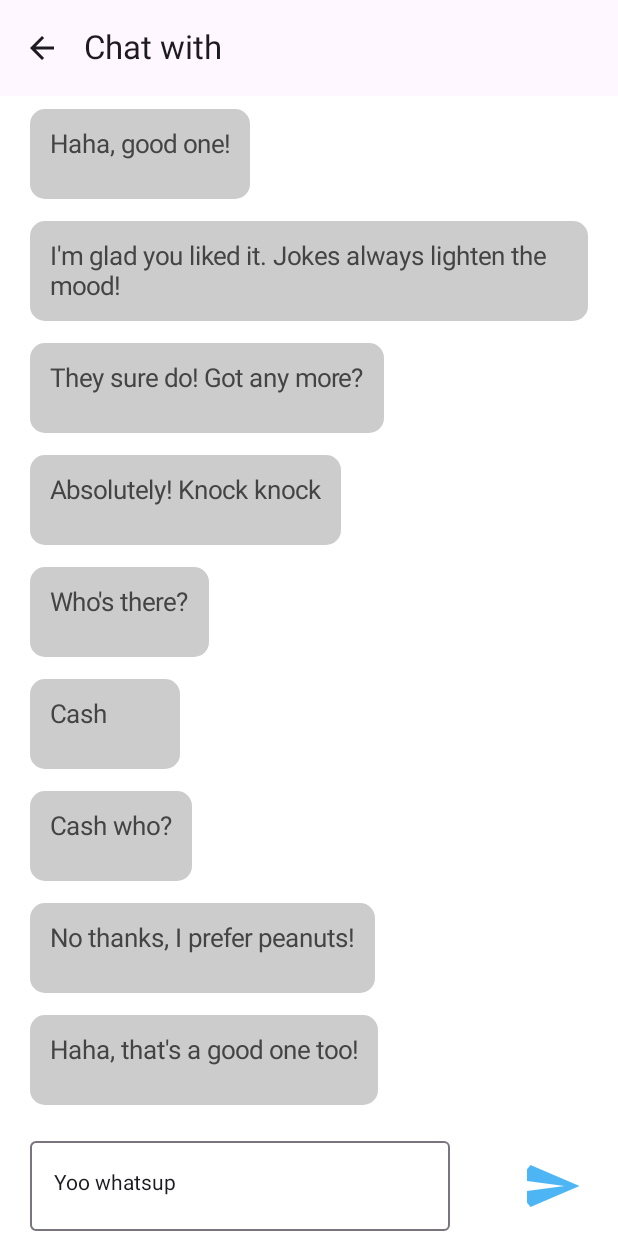
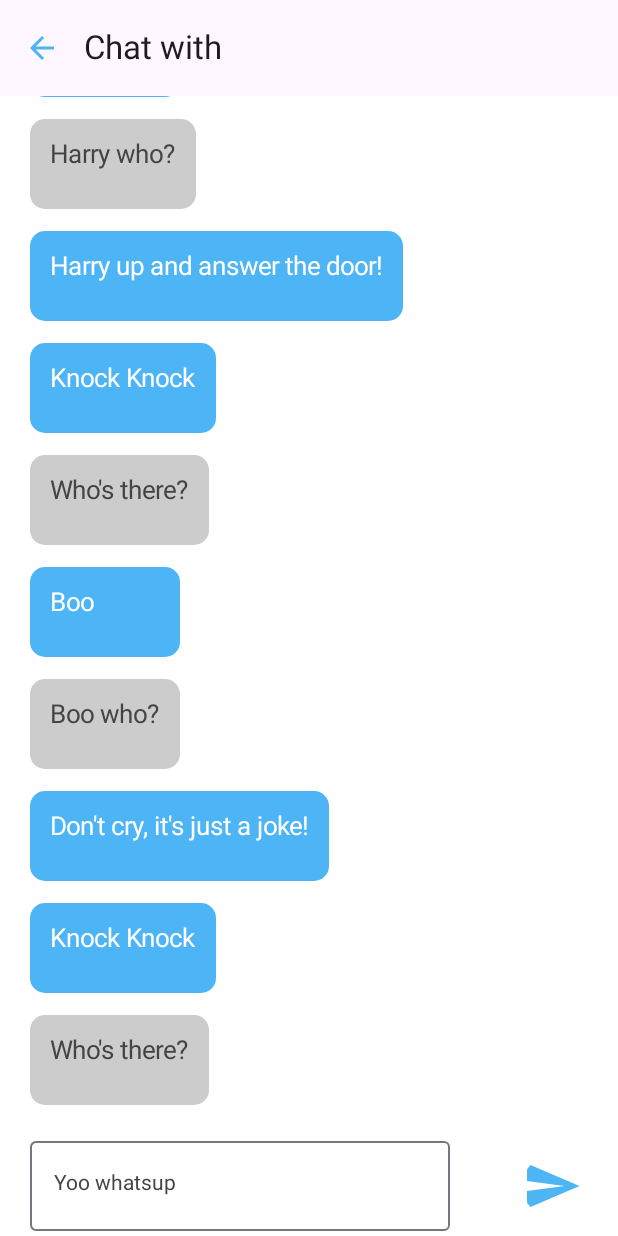
Before and after one commit to marknjoroge/BluetoothChatApp, an Android app built with Jetpack Compose: the @Preview function Preview, on a phone screen of 412 x 824 dp. Run offline under Robolectric (Android 15) with nearby library versions, the phone set to English and light mode, and no system bars.

Commit message:
works alright

```diff
--- a/app/src/main/java/com/example/bluetoothchatapp/ChatActivity.kt
+++ b/app/src/main/java/com/example/bluetoothchatapp/ChatActivity.kt
@@ -12,21 +12,54 @@ import androidx.annotation.RequiresApi
 import java.time.LocalTime
 import java.time.format.DateTimeFormatter
 
+@RequiresApi(Build.VERSION_CODES.O)
 class ChatActivity(theirMacAddress: String, context: Context) {
 
     private var localContext: Context? = null
-    private var macAddress: String = ""
-    var messages = HashMap<String, String>()
+
+    private var myMacAddress: String = ""
+    private var theirMacAddress: String = ""
+
+    var messages = ArrayList<String>()
     var bluetoothAdapter: BluetoothAdapter? = null
 
     private var btService: BTService? = null
 
+
+    fun populateMessages() {
+        messages.add("20:A4:F6:EA · Knock Knock")
+        messages.add("34:34:5D:A3 · Who's there?")
+        messages.add("20:A4:F6:EA · Amos")
+        messages.add("34:34:5D:A3 · Amos who?")
+        messages.add("20:A4:F6:EA · A mosquito bit me!")
+        messages.add("20:A4:F6:EA · Knock Knock")
+        messages.add("34:34:5D:A3 · Who's there?")
+        messages.add("20:A4:F6:EA · Olive")
+        messages.add("34:34:5D:A3 · Olive who?")
+        messages.add("20:A4:F6:EA · Olive you and I miss you!")
+        messages.add("20:A4:F6:EA · Knock Knock")
+        messages.add("34:34:5D:A3 · Who's there?")
+        messages.add("20:A4:F6:EA · Harry")
+        messages.add("34:34:5D:A3 · Harry who?")
+        messages.add("20:A4:F6:EA · Harry up and answer the door!")
+        messages.add("20:A4:F6:EA · Knock Knock")
+        messages.add("34:34:5D:A3 · Who's there?")
+        messages.add("20:A4:F6:EA · Boo")
+        messages.add("34:34:5D:A3 · Boo who?")
+        messages.add("20:A4:F6:EA · Don't cry, it's just a joke!")
+        messages.add("20:A4:F6:EA · Knock Knock")
+        messages.add("34:34:5D:A3 · Who's there?")
+    }
+
+    @RequiresApi(Build.VERSION_CODES.O)
     val handler = Handler(Handler.Callback { msg ->
         // Handle messages received from the service
         when (msg.what) {
             MESSAGE_READ -> {
                 // Process the received data
                 val data = msg.obj as ByteArray
+
+                addText(data.toString())
                 // Update UI with received data
             }
             MESSAGE_WRITE -> {
@@ -44,7 +77,7 @@ class ChatActivity(theirMacAddress: String, context: Context) {
     init {
         btService = BTService(handler)
         localContext = context
-        macAddress = theirMacAddress
+        this.theirMacAddress = theirMacAddress
         btService = BTService(handler)
 
         btService
@@ -60,12 +93,12 @@ class ChatActivity(theirMacAddress: String, context: Context) {
     @RequiresApi(Build.VERSION_CODES.O)
     fun sendText(text: String) {
         addText(text)
-
+        btService?.ConnectedThread()!!.write(text.toByteArray())
     }
 
     @RequiresApi(Build.VERSION_CODES.O)
-    fun addText(text: String) {
-        messages[getTime().toString()] = "$macAddress · $text"
+    fun addText(text: String, macAddress: String = myMacAddress) {
+        messages.add("$macAddress · $text")
     }
 
 //    fun sendDataOverBluetooth(deviceAddress: String, data: String) {
--- a/app/src/main/java/com/example/bluetoothchatapp/ChatPage.kt
+++ b/app/src/main/java/com/example/bluetoothchatapp/ChatPage.kt
@@ -1,8 +1,9 @@
 package com.example.bluetoothchatapp
 
+import android.content.Context
 import android.os.Build
+import android.util.Log
 import androidx.annotation.RequiresApi
-import androidx.compose.foundation.ScrollState
 import androidx.compose.foundation.background
 import androidx.compose.foundation.layout.Arrangement
 import androidx.compose.foundation.layout.Box
@@ -18,7 +19,6 @@ import androidx.compose.foundation.lazy.LazyColumn
 import androidx.compose.foundation.lazy.items
 import androidx.compose.foundation.lazy.rememberLazyListState
 import androidx.compose.foundation.shape.RoundedCornerShape
-import androidx.compose.foundation.verticalScroll
 import androidx.compose.material.icons.Icons
 import androidx.compose.material.icons.filled.ArrowBack
 import androidx.compose.material.icons.filled.Send
@@ -29,6 +29,8 @@ import androidx.compose.material3.OutlinedTextField
 import androidx.compose.material3.Scaffold
 import androidx.compose.material3.Text
 import androidx.compose.material3.TopAppBar
+import androidx.compose.material3.TopAppBarColors
+import androidx.compose.material3.TopAppBarScrollBehavior
 import androidx.compose.runtime.Composable
 import androidx.compose.runtime.LaunchedEffect
 import androidx.compose.runtime.getValue
@@ -40,7 +42,7 @@ import androidx.compose.ui.Modifier
 import androidx.compose.ui.draw.clip
 import androidx.compose.ui.graphics.Color
 import androidx.compose.ui.platform.LocalContext
-import androidx.compose.ui.text.font.FontWeight
+import androidx.compose.ui.text.TextStyle
 import androidx.compose.ui.tooling.preview.Preview
 import androidx.compose.ui.unit.dp
 import androidx.compose.ui.unit.sp
@@ -50,47 +52,37 @@ import com.example.bluetoothchatapp.ui.theme.myTextColor
 import com.example.bluetoothchatapp.ui.theme.theirBubbleColor
 import com.example.bluetoothchatapp.ui.theme.theirTextColor
 
-var myAddress = "foo"
-var messages: ArrayList<String> = ArrayList()
-
-fun populateMessages() {
-    messages.add("Knock knock")
-    messages.add("Who's there?")
-    messages.add("Boo")
-    messages.add("Boo who?")
-    messages.add("Don't cry, it's just a joke!")
-    messages.add("Haha, got me there!")
-    messages.add("Glad you liked it!")
-    messages.add("Do you have another one?")
-    messages.add("Sure! Knock knock")
-    messages.add("Who's there?")
-    messages.add("Lettuce")
-    messages.add("Lettuce who?")
-    messages.add("Lettuce in, it's freezing out here!")
-    messages.add("Haha, good one!")
-    messages.add("I'm glad you liked it. Jokes always lighten the mood!")
-    messages.add("They sure do! Got any more?")
-    messages.add("Absolutely! Knock knock")
-    messages.add("Who's there?")
-    messages.add("Cash")
-    messages.add("Cash who?")
-    messages.add("No thanks, I prefer peanuts!")
-    messages.add("Haha, that's a good one too!")
-}
+var myAddress = "20:A4:F6:EA"
 
 @RequiresApi(Build.VERSION_CODES.O)
 @OptIn(ExperimentalMaterial3Api::class)
 @Composable
 fun ChatPage(navController: NavHostController, macAddress: String) {
 
-    populateMessages()
     val context = LocalContext.current
     val chatActivity = ChatActivity(macAddress, context = context)
     var myText by remember { mutableStateOf("Yoo whatsup") }
 
-//    var messages by remember { mutableStateOf(chatActivity.messages) }
+    var messages  = chatActivity.messages
+
+    chatActivity.populateMessages()
 
     val listState = rememberLazyListState()
+    val keyAtIndex = Global.connectedDevice.keys.elementAt(0)
+    val connectedMac = Global.connectedDevice[keyAtIndex]
+
+    if (macAddress != connectedMac) {
+        Column(
+            modifier = Modifier.fillMaxSize(),
+            verticalArrangement = Arrangement.Center,
+            horizontalAlignment = Alignment.CenterHorizontally
+        ) {
+            Text(
+                text = "This device is not connected.",
+                modifier = Modifier.padding(16.dp)
+            )
+        }
+    } else {
         Scaffold(
             topBar = {
                 TopAppBar(
@@ -99,9 +91,11 @@ fun ChatPage(navController: NavHostController, macAddress: String) {
                     },
                     navigationIcon = {
                         IconButton(onClick = { navController.popBackStack() }) {
-                        Icon(Icons.Filled.ArrowBack, "backIcon")
+                            Icon(Icons.Filled.ArrowBack, "backIcon", tint = myBubbleColor)
                         }
                     },
+                    modifier = Modifier
+                        .background(Color.White)
                 )
             },
             content = {
@@ -116,22 +110,18 @@ fun ChatPage(navController: NavHostController, macAddress: String) {
                         modifier = Modifier
                             .padding(bottom = 80.dp)
                             .padding(horizontal = 20.dp)
+                            .fillMaxWidth()
                     ) {
-//                    for ((k, v) in messages) {
-//                        val parts = v.split(" · ")
-//
-//                        if (parts.size == 3) {
-//                            val address = parts[0].trim()
-//                            val text = parts[1].trim()
-//                            ChatBubble(address = address, message = text)
-//                        } else {
-//                            println("Invalid sentence format")
-//                        }
-//                    }
-                    items(messages) {message ->
-//                        for (message in messages) {
-                            ChatBubble(address = "121212121212", message = message)
-//                        }
+                        items(messages) { message ->
+                            val parts = message.split(" · ")
+
+                            if (parts.size == 2) {
+                                val address = parts[0].trim()
+                                val text = parts[1].trim()
+                                ChatBubble(address = address, message = text)
+                            } else {
+                                println("Invalid sentence format")
+                            }
                         }
                     }
                     LaunchedEffect(messages.size) {
@@ -149,19 +139,20 @@ fun ChatPage(navController: NavHostController, macAddress: String) {
                             horizontalArrangement = Arrangement.SpaceBetween,
                             verticalAlignment = Alignment.CenterVertically
                         ) {
-                        OutlinedTextField (
+                            OutlinedTextField(
                                 value = myText,
                                 modifier = Modifier.height(60.dp),
-                            placeholder = {Text("New message")},
-                            onValueChange = {newText: String -> myText = newText }
+                                placeholder = { Text("New message", color = Color.DarkGray) },
+                                onValueChange = { newText: String -> myText = newText },
+                                textStyle = TextStyle(color = Color.DarkGray)
                             )
                             IconButton(
                                 onClick = {
                                     chatActivity.sendText(myText)
-//                                messages = chatActivity.messages
+                                    messages = chatActivity.messages
+                                    Log.i("ABC", messages.size.toString())
                                     myText = ""
                                 },
-//                            modifier = Modifier.height(80.dp),
                             ) {
                                 Icon(
                                     imageVector = Icons.Default.Send,
@@ -176,6 +167,7 @@ fun ChatPage(navController: NavHostController, macAddress: String) {
                 }
             }
         )
+    }
 }
 
 @Composable
@@ -196,11 +188,6 @@ fun ChatBubble(address: String, message: String) {
             .background(bubbleColor)
             .padding(13.dp)
     ) {
-//        Text(
-//            text = address,
-//            color = textColor,
-//            fontWeight = FontWeight.Bold
-//        )
         Text(
             text = message,
             color = textColor,
@@ -213,7 +200,7 @@ fun ChatBubble(address: String, message: String) {
 @Preview
 @Composable
 fun Preview() {
-    var ctx = LocalContext.current
+    var ctx: Context = LocalContext.current
     var navController: NavHostController = NavHostController(ctx)
     ChatPage(navController = navController, macAddress = "")
 }
--- a/app/src/main/java/com/example/bluetoothchatapp/Global.kt
+++ b/app/src/main/java/com/example/bluetoothchatapp/Global.kt
@@ -1,11 +1,12 @@
 package com.example.bluetoothchatapp
 
 import android.app.Application
-import androidx.lifecycle.MutableLiveData
+import android.bluetooth.BluetoothDevice
 
 class Global : Application() {
     companion object {
         @JvmField
         var connectedDevice: Map<String, String> = mapOf("" to "")
+        var connectedBluetoothDevice: BluetoothDevice? = null
     }
 }
```
Also changed, not shown: app/src/main/java/com/example/bluetoothchatapp/BTService.kt (+28 -6 lines), app/src/main/java/com/example/bluetoothchatapp/MainActivity.kt (+17 -20 lines), app/src/main/java/com/example/bluetoothchatapp/MainPage.kt (+10 -8 lines). Lines whose indentation alone changed are shown as unchanged.
